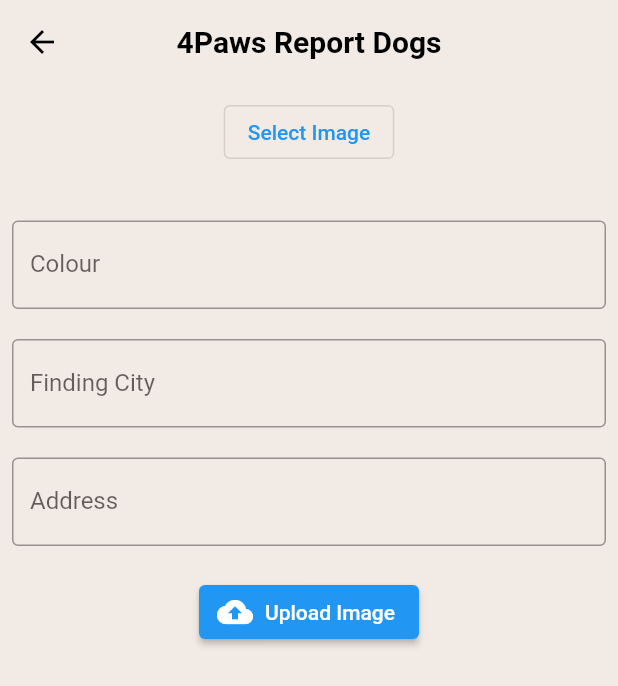
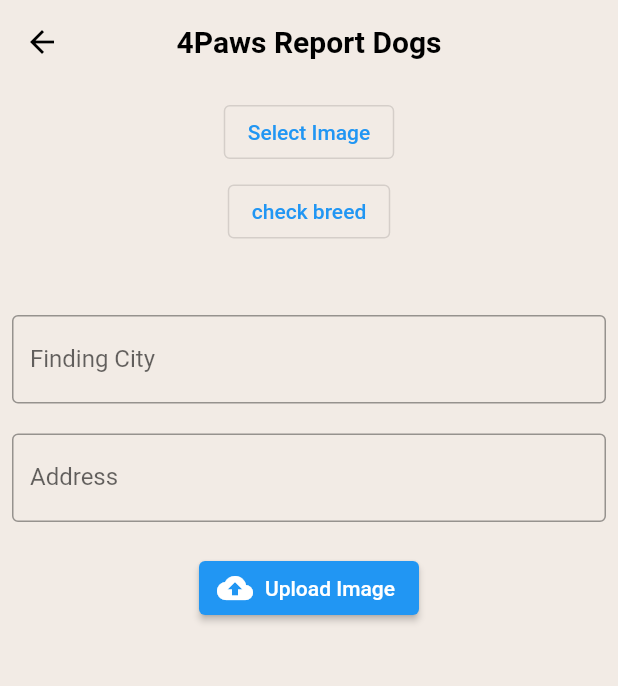
Before and after one commit to AbdulHakkam/SDGP, a Flutter app: the ReportScreen screen opened directly, on a phone screen of 412 x 824 dp. Shown: the top 686 px of the screen. Run offline on Flutter 3.47's test engine with Material 2 defaults, Android fonts, the light colour scheme and no system bars; our stand-ins replace cloud_firestore, dio, firebase_auth, firebase_core, firebase_storage, image_picker and 1 more; missing offline and left inert: dart:ffi; accounts and stored records are empty; network calls fail.

Commit message:
update 23/04/2022

```diff
--- a/four_paws/lib/loginshelterpage.dart
+++ b/four_paws/lib/loginshelterpage.dart
@@ -128,6 +128,8 @@
                           content: Text("Email or Password incorrect"),
                           duration: const Duration(seconds: 3),
                         )));
+                _emailTextController.text = "";
+                _passwordTextController.text = "";
                 // print(_emailTextController.text +" " + _passwordTextController.text );
               },
               color: Color(0xff0095FF),
--- a/four_paws/lib/loginuserpage.dart
+++ b/four_paws/lib/loginuserpage.dart
@@ -65,7 +65,7 @@
               //   });
               // },
               decoration: InputDecoration(
-                hintText: 'Username',
+                hintText: 'Email',
               ),
             ),
           ),
@@ -129,6 +129,8 @@
                           content: Text("Email or Password incorrect"),
                           duration: const Duration(seconds: 3),
                         )));
+                _emailTextController.text = "";
+                _passwordTextController.text = "";
 
                 // print(_emailTextController.text +" " + _passwordTextController.text );
               },
--- a/four_paws/lib/report.dart
+++ b/four_paws/lib/report.dart
@@ -20,7 +20,7 @@
   FirebaseFirestore firestoreRef = FirebaseFirestore.instance;
   FirebaseStorage strogeRef = FirebaseStorage.instance;
   CollectionReference users = FirebaseFirestore.instance.collection('user');
-  String collectionName = "Dogs";
+  String collectionName = "ReportedDogs";
 
   late String namenote;
   String imageName = "";
@@ -34,6 +34,7 @@
   var CityController = new TextEditingController();
   var responseData;
   var breed;
+  String breedName = "";
 
   @override
   Widget build(BuildContext context) {
@@ -71,25 +72,35 @@
                       },
                       child: Text("Select Image")),
                   SizedBox(
-                    height: 15,
+                    height: 5,
                   ),
-                  // OutlinedButton(onPressed: () {}, child: Text("check brred")),
                   SelectedFileName == ""
                       ? Container()
                       : Text(
                           "File Selected",
                           style: TextStyle(fontWeight: FontWeight.bold),
                         ),
+                  OutlinedButton(
+                      onPressed: () {
+                        checkbreed();
+                      },
+                      child: Text("check breed")),
+                  breedName == ""
+                      ? Container()
+                      : Text(
+                          "Breed : " + breedName,
+                          style: TextStyle(fontWeight: FontWeight.bold),
+                        ),
                   SizedBox(
-                    height: 20,
+                    height: 25,
                   ),
-                  TextFormField(
-                    controller: ColourController,
-                    minLines: 1,
-                    maxLines: 6,
-                    decoration: InputDecoration(
-                        labelText: "Colour", border: OutlineInputBorder()),
-                  ),
+                  // TextFormField(
+                  //   controller: ColourController,
+                  //   minLines: 1,
+                  //   maxLines: 6,
+                  //   decoration: InputDecoration(
+                  //       labelText: "Colour", border: OutlineInputBorder()),
+                  // ),
                   SizedBox(
                     height: 20,
                   ),
@@ -116,8 +127,6 @@
                   ),
                   ElevatedButton.icon(
                       onPressed: () {
-                        checkbreed();
-
                         if (breed != "") {
                           _uploadImage();
                         } else {
@@ -172,7 +181,7 @@
           "Place": addressController.text,
           "City": CityController.text,
           "image": uploadpath,
-          "Color": ColourController.text,
+          // "Color": ColourController.text,
         }).then((value) => _showmessage("Succesfully Uploaded"));
       } else {
         _showmessage("Something wrong while uploading!!!!");
@@ -200,7 +209,11 @@
     responseData = await response.stream.bytesToString();
     breed = responseData.split("-");
     // _showmessage(responseData);
-    // _showmessage(breed[1].toString());
+    _showmessage(breed[1].toString());
+    setState(() {
+      breedName = breed[1].toString();
+    });
+    // breedName = breed[1].toString();
   }
 
   _showmessage(String msg) {
```
Also changed, not shown: four_paws/lib/shelterpage.dart (+49 -26 lines).
